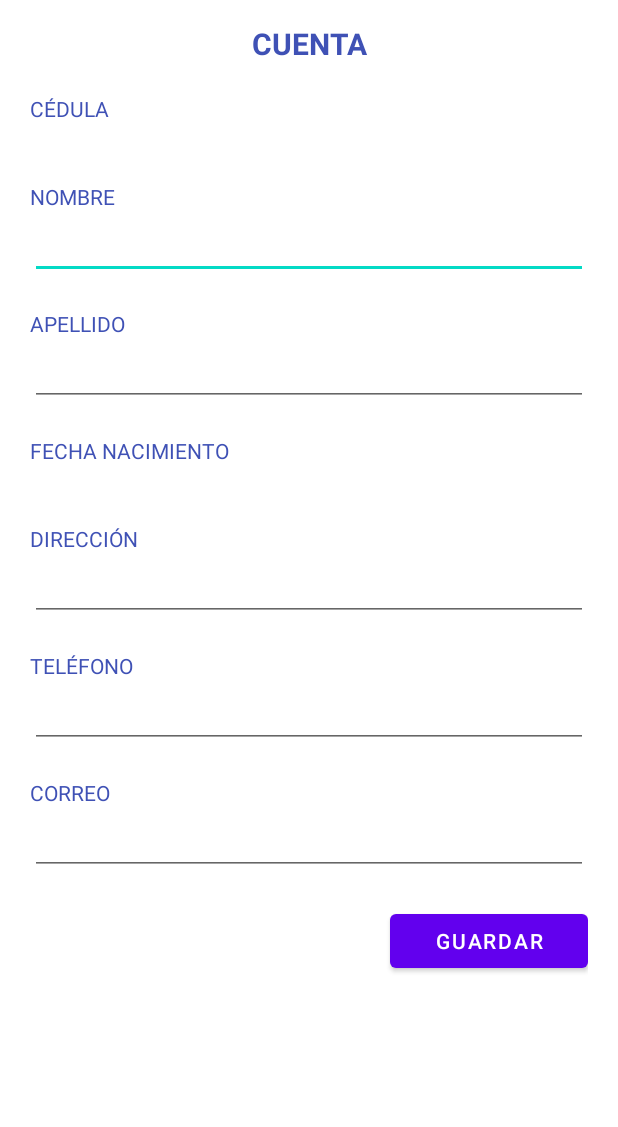
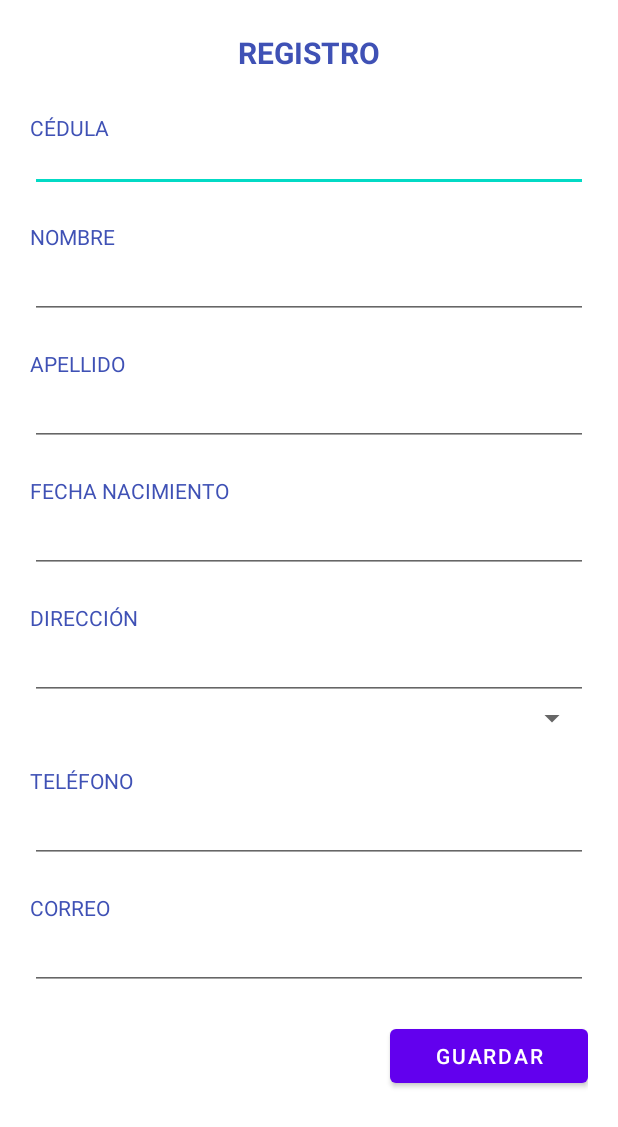
Before and after one commit to KevinJCT/app, an Android app: the layout activity_cuenta.xml on its own in the app's theme, with its tools: preview values and no code run, on a phone screen of 412 x 824 dp. Shown: the top 1127 px of the screen. Run offline under Robolectric (Android 15) with nearby library versions, the phone set to English and light mode, and no system bars; network calls fail.

Commit message:
Se agrego activity_piliticas

```diff
--- a/app/src/main/res/layout/activity_cuenta.xml
+++ b/app/src/main/res/layout/activity_cuenta.xml
@@ -9,20 +9,30 @@
     <LinearLayout
         android:layout_width="match_parent"
         android:layout_height="match_parent"
-        android:layout_marginLeft="20dp"
-        android:layout_marginRight="20dp"
         android:orientation="vertical">
 
         <TextView
             android:id="@+id/textView"
             android:layout_width="match_parent"
-            android:layout_height="wrap_content"
+            android:layout_height="40dp"
             android:layout_marginTop="15dp"
             android:gravity="center"
-            android:text="CUENTA"
+            android:text="REGISTRO"
+            android:textAlignment="center"
             android:textColor="#3F51B5"
             android:textSize="20sp"
             android:textStyle="bold" />
+
+        <ScrollView
+            android:layout_width="match_parent"
+            android:layout_height="match_parent">
+
+            <LinearLayout
+                android:layout_width="match_parent"
+                android:layout_height="wrap_content"
+                android:layout_marginLeft="20dp"
+                android:layout_marginRight="20dp"
+                android:orientation="vertical">
 
                 <TextView
                     android:id="@+id/textView16"
@@ -32,10 +42,12 @@
                     android:text="CÉDULA"
                     android:textColor="#3F51B5" />
 
-        <TextView
+                <EditText
                     android:id="@+id/jtxtCedula"
                     android:layout_width="match_parent"
-            android:layout_height="wrap_content" />
+                    android:layout_height="33dp"
+                    android:ems="10"
+                    android:inputType="number" />
 
                 <TextView
                     android:id="@+id/textView2"
@@ -75,10 +87,12 @@
                     android:text="FECHA NACIMIENTO"
                     android:textColor="#3F51B5" />
 
-        <TextView
+                <EditText
                     android:id="@+id/jtxtFecNac"
                     android:layout_width="match_parent"
-            android:layout_height="wrap_content" />
+                    android:layout_height="wrap_content"
+                    android:ems="10"
+                    android:inputType="date" />
 
                 <TextView
                     android:id="@+id/textView8"
@@ -94,6 +108,11 @@
                     android:layout_height="wrap_content"
                     android:ems="10"
                     android:inputType="textPersonName" />
+
+                <Spinner
+                    android:id="@+id/spnciudades"
+                    android:layout_width="match_parent"
+                    android:layout_height="wrap_content" />
 
                 <TextView
                     android:id="@+id/textView10"
@@ -134,4 +153,7 @@
                     android:text="Guardar" />
 
             </LinearLayout>
+        </ScrollView>
+    </LinearLayout>
+
 </RelativeLayout>
--- a/app/src/main/res/layout/activity_main.xml
+++ b/app/src/main/res/layout/activity_main.xml
@@ -41,6 +41,7 @@
         android:layout_width="200dp"
         android:layout_height="50dp"
         android:layout_gravity="center"
+        android:onClick="register"
         android:text="registrarse" />
 
 </LinearLayout>
--- a/build.gradle
+++ b/build.gradle
@@ -5,8 +5,7 @@ buildscript {
         mavenCentral()
     }
     dependencies {
-        classpath "com.android.tools.build:gradle:7.0.4"
-
+        classpath 'com.android.tools.build:gradle:7.2.1'
         // NOTE: Do not place your application dependencies here; they belong
         // in the individual module build.gradle files
     }
```
Also changed, not shown: app/build.gradle (+10 -7 lines), app/src/main/AndroidManifest.xml (+6 -1 lines), app/src/main/java/com/example/loginuta/Ciudad.java (added, +39 -0 lines), app/src/main/java/com/example/loginuta/Cuenta.java (+67 -3 lines), app/src/main/java/com/example/loginuta/MainActivity.java (+13 -8 lines), app/src/main/java/com/example/loginuta/Politicas.java (added, +14 -0 lines), app/src/main/res/layout/activity_politicas.xml (added, +9 -0 lines), gradle/wrapper/gradle-wrapper.properties. Lines whose indentation alone changed are shown as unchanged.
